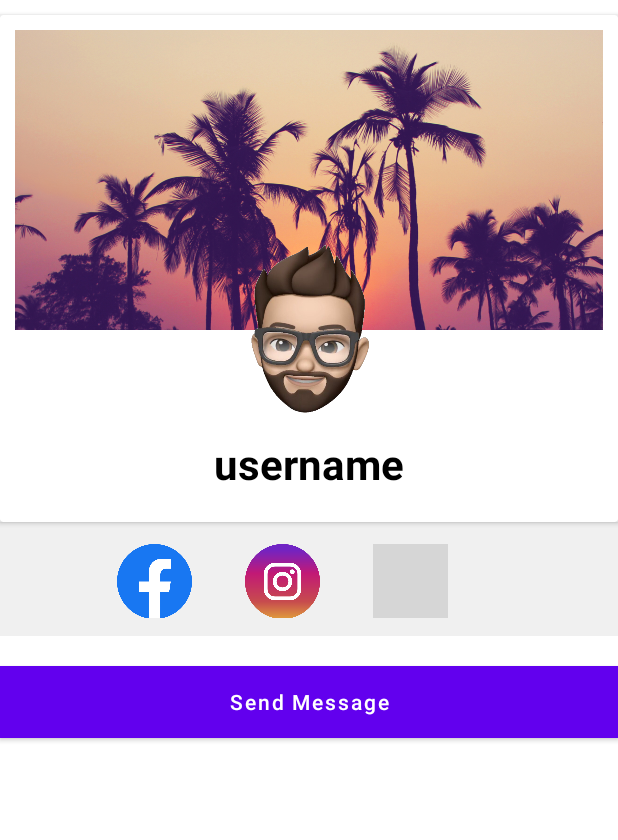
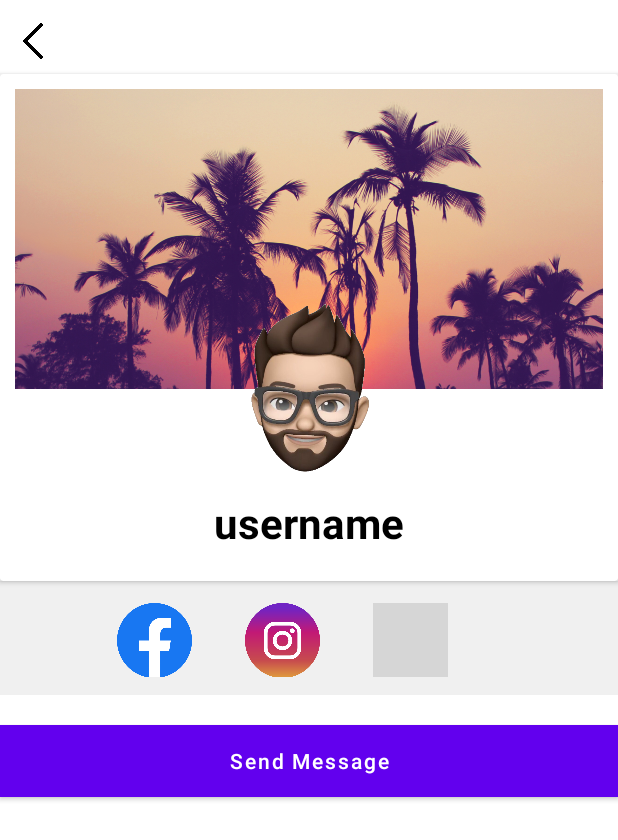
Before and after one commit to dimitarduino/chat-mobilni, an Android app: the VisitUserActivity screen opened directly, with no data from a screen before it, on a phone screen of 412 x 824 dp. Shown: the top 840 px of the screen. Run offline under Robolectric (Android 15) with nearby library versions, the phone set to English and light mode, and no system bars; our stand-ins replace CircleImageView, Firebase (no records; nobody signed in at launch, a user with empty details on screens opened directly), Picasso; pictures from the network do not load; 1 statement that could not run was skipped; grey boxes are pictures that could not be loaded.

Commit message:
Dizajn prepravki - Search i Podeleni View Profile i Send message

```diff
--- a/app/src/main/java/com/dimitarduino/chatmobilni/AdapterClasses/ChatsAdapter.kt
+++ b/app/src/main/java/com/dimitarduino/chatmobilni/AdapterClasses/ChatsAdapter.kt
@@ -48,7 +48,6 @@ class ChatsAdapter(
         }
         else
         {
-            Log.i("primena poraka", "primeno")
             val view: View = LayoutInflater.from(mContext).inflate(com.dimitarduino.chatmobilni.R.layout.received_message, parent, false)
             ViewHolder(view)
         }
--- a/app/src/main/java/com/dimitarduino/chatmobilni/VisitUserActivity.kt
+++ b/app/src/main/java/com/dimitarduino/chatmobilni/VisitUserActivity.kt
@@ -27,6 +27,7 @@ class VisitUserActivity : AppCompatActivity() {
     private lateinit var instaPrikaz : ImageView
     private lateinit var webPrikaz : ImageView
     private lateinit var ispratiPorakaProfil : Button
+    private lateinit var vratiNazadBtn : ImageView
 
     override fun onCreate(savedInstanceState: Bundle?) {
         super.onCreate(savedInstanceState)
@@ -39,6 +40,7 @@ class VisitUserActivity : AppCompatActivity() {
         instaPrikaz = findViewById<ImageView>(R.id.profil_insta)
         webPrikaz = findViewById<ImageView>(R.id.profil_web)
         ispratiPorakaProfil = findViewById<Button>(R.id.ispratiPoraka_profil)
+        vratiNazadBtn = findViewById(R.id.vratiNazad)
 
         profilOtvori = intent.getStringExtra("profilZaOtvoranje").toString()
 
@@ -58,6 +60,12 @@ class VisitUserActivity : AppCompatActivity() {
 
             }
         })
+
+        vratiNazadBtn.setOnClickListener {
+            val intent = Intent(this, WelcomeActivity::class.java)
+            startActivity(intent)
+            finish()
+        }
 
 
         fbPrikaz.setOnClickListener {
--- a/app/src/main/res/layout/activity_visit_user.xml
+++ b/app/src/main/res/layout/activity_visit_user.xml
@@ -6,9 +6,18 @@
     android:layout_height="match_parent"
     tools:context=".VisitUserActivity">
 
+    <ImageView
+        android:id="@+id/vratiNazad"
+        android:layout_width="24dp"
+        android:layout_height="24dp"
+        android:layout_marginLeft="10dp"
+        android:layout_marginTop="15dp"
+        android:src="@drawable/back" />
+
     <androidx.cardview.widget.CardView
         android:id="@+id/cardView1"
         android:layout_width="match_parent"
+        android:layout_below="@id/vratiNazad"
         android:layout_height="wrap_content"
         android:layout_marginTop="10dp"
         >
--- a/app/src/main/res/layout/fragment_search.xml
+++ b/app/src/main/res/layout/fragment_search.xml
@@ -10,6 +10,9 @@
         android:layout_width="match_parent"
         android:layout_height="wrap_content"
         android:layout_margin="6dp"
+        android:paddingVertical="6dp"
+        android:paddingHorizontal="5dp"
+        android:background="@drawable/account_input_bg"
         android:hint="Search users..." />
 
     <androidx.recyclerview.widget.RecyclerView
```
Also changed, not shown: app/src/main/java/com/dimitarduino/chatmobilni/AdapterClasses/UserAdapter.kt (+2 -16 lines), app/src/main/java/com/dimitarduino/chatmobilni/MessageChatActivity.kt (+13 -0 lines).
